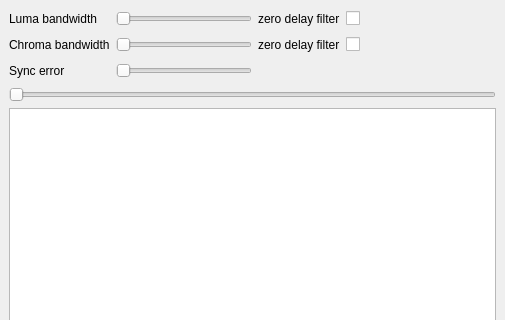
The window that avidemux_plugins/ADM_videoFilters6/artVHS/qt4/artVHS.ui (mean00/avidemux2) describes before a commit, drawn with Qt 5; both pictures show x 0 to 505 and y 0 to 320 of the 505 by 475 pixel window.
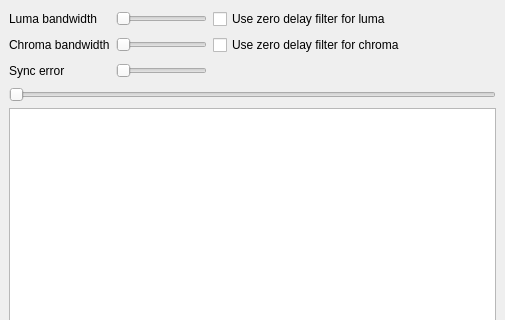
The same window after the commit. Custom widgets are drawn as their Qt base class.

Diff of the .ui file:
```diff
--- a/avidemux_plugins/ADM_videoFilters6/artVHS/qt4/artVHS.ui
+++ b/avidemux_plugins/ADM_videoFilters6/artVHS/qt4/artVHS.ui
@@ -82,14 +82,7 @@
      <property name="bottomMargin">
       <number>0</number>
      </property>
-     <item row="3" column="2">
-      <widget class="QLabel" name="label_5">
-       <property name="text">
-        <string>zero delay filter</string>
-       </property>
-      </widget>
-     </item>
-     <item row="2" column="4">
+     <item row="2" column="3">
       <spacer name="horizontalSpacer">
        <property name="orientation">
         <enum>Qt::Horizontal</enum>
@@ -139,7 +132,7 @@
        </property>
       </widget>
      </item>
-     <item row="3" column="4">
+     <item row="3" column="3">
       <spacer name="horizontalSpacer_2">
        <property name="orientation">
         <enum>Qt::Horizontal</enum>
@@ -162,17 +155,17 @@
      <item row="4" column="1">
       <widget class="QSlider" name="horizontalSliderUnSync">
        <property name="maximum">
-        <number>1600</number>
+        <number>160</number>
        </property>
        <property name="pageStep">
-        <number>100</number>
+        <number>20</number>
        </property>
        <property name="orientation">
         <enum>Qt::Horizontal</enum>
        </property>
       </widget>
      </item>
-     <item row="4" column="4">
+     <item row="4" column="3">
       <spacer name="horizontalSpacer_3">
        <property name="orientation">
         <enum>Qt::Horizontal</enum>
@@ -185,24 +178,17 @@
        </property>
       </spacer>
      </item>
+     <item row="3" column="2">
+      <widget class="QCheckBox" name="checkBoxChromaNoDelay">
+       <property name="text">
+        <string>Use zero delay filter for chroma</string>
+       </property>
+      </widget>
+     </item>
      <item row="2" column="2">
-      <widget class="QLabel" name="label_4">
-       <property name="text">
-        <string>zero delay filter</string>
-       </property>
-      </widget>
-     </item>
-     <item row="2" column="3">
       <widget class="QCheckBox" name="checkBoxLumaNoDelay">
        <property name="text">
-        <string/>
-       </property>
-      </widget>
-     </item>
-     <item row="3" column="3">
-      <widget class="QCheckBox" name="checkBoxChromaNoDelay">
-       <property name="text">
-        <string/>
+        <string>Use zero delay filter for luma</string>
        </property>
       </widget>
      </item>
```
